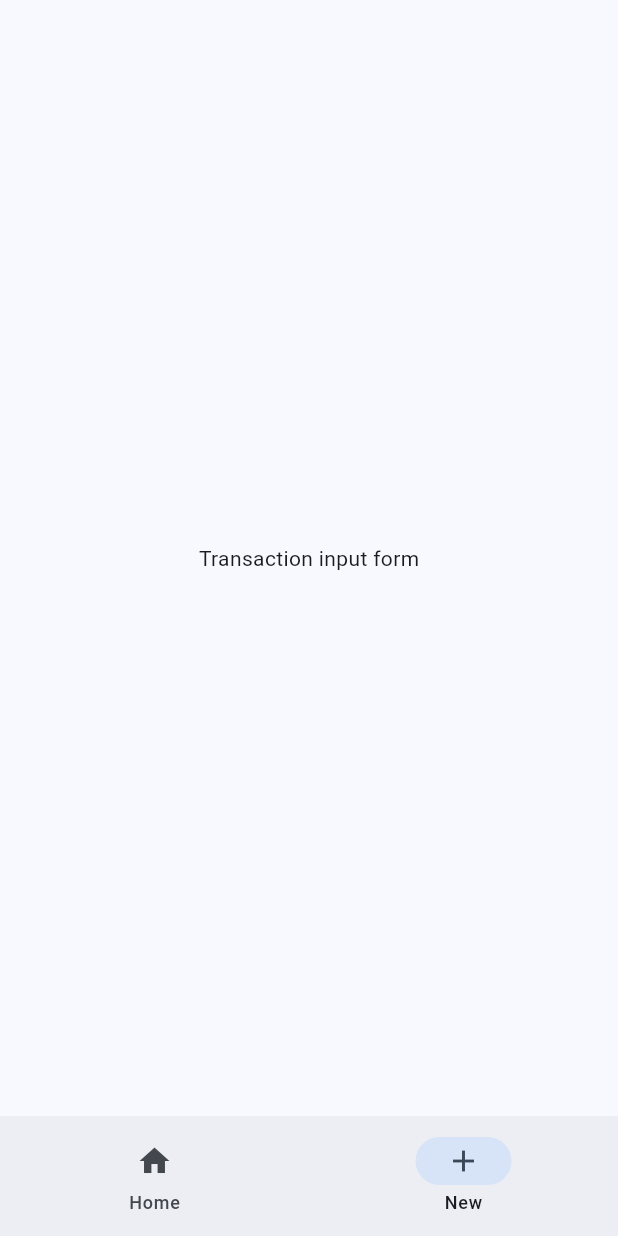
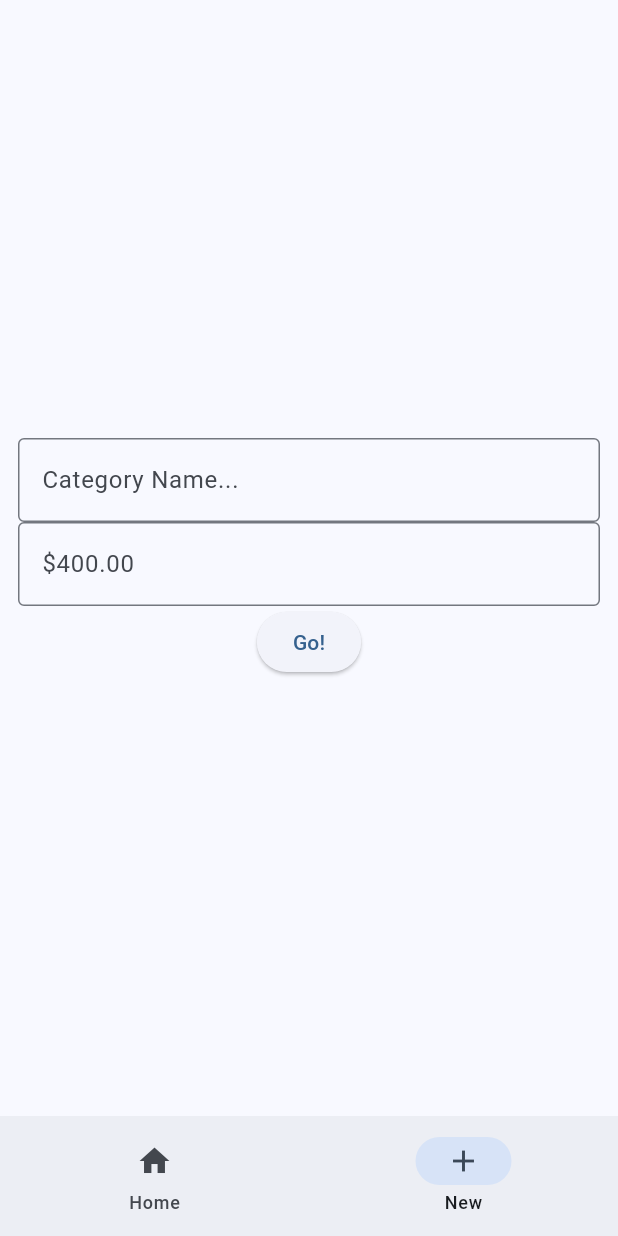
Before and after one commit to treknuts/centsei, a Flutter app: the screen it shows after launch, item 2 of the bottom bar chosen, on a phone screen of 412 x 824 dp. Run offline on Flutter 3.47's test engine with Material 3 defaults, Android fonts, the phone set to English and light mode, and no system bars.

Commit message:
Implemented CreateCategory form. Refactor as main file was getting large

```diff
--- /dev/null
+++ b/lib/app_state.dart
@@ -0,0 +1,14 @@
+import 'package:flutter/material.dart';
+import 'package:intl/intl.dart';
+import 'models/category.dart';
+
+class MyAppState extends ChangeNotifier {
+  var title = "Centsei";
+  var categories = <Category>[
+    Category("Rent", 1898.0),
+    Category("Groceries", 750.0),
+    Category("Fun Money", 200.0)
+  ];
+
+  final formatCurrency = NumberFormat.simpleCurrency();
+}
--- a/lib/main.dart
+++ b/lib/main.dart
@@ -1,7 +1,7 @@
-import 'package:centsei/models/category.dart';
 import 'package:flutter/material.dart';
-import 'package:intl/intl.dart';
 import 'package:provider/provider.dart';
+import 'package:centsei/widgets/pages/create_transaction_page.dart';
+import 'package:centsei/app_state.dart';
 
 void main() {
   runApp(const MyApp());
@@ -24,17 +24,6 @@ class MyApp extends StatelessWidget {
       ),
     );
   }
-}
-
-class MyAppState extends ChangeNotifier {
-  var title = "Centsei";
-  var categories = <Category>[
-    Category("Rent", 1898.0),
-    Category("Groceries", 750.0),
-    Category("Fun Money", 200.0)
-  ];
-
-  final formatCurrency = new NumberFormat.simpleCurrency();
 }
 
 class MyHomePage extends StatefulWidget {
@@ -101,19 +90,11 @@ class Home extends StatelessWidget {
           return ListTile(
             leading: Icon(Icons.monetization_on_sharp),
             title: Text('${appState.categories[index].title}'),
-              trailing: Text(appState.formatCurrency.format(appState.categories[index].target)),
+            trailing: Text(appState.formatCurrency
+                .format(appState.categories[index].target)),
           );
         },
       ),
     );
   }
 }
-
-class CreateTransaction extends StatelessWidget {
-  @override
-  Widget build(BuildContext context) {
-    return Center(
-      child: Text('Transaction input form'),
-    );
-  }
-}
--- /dev/null
+++ b/lib/widgets/pages/create_transaction_page.dart
@@ -0,0 +1,92 @@
+import 'package:flutter/material.dart';
+import 'package:provider/provider.dart';
+import '../../app_state.dart';
+import '../../models/category.dart';
+
+class CreateTransaction extends StatefulWidget {
+  const CreateTransaction({super.key});
+
+  @override
+  State<CreateTransaction> createState() => _CreateTransactionState();
+}
+
+class _CreateTransactionState extends State<CreateTransaction> {
+  final _formKey = GlobalKey<FormState>();
+  final _nameController = TextEditingController();
+  final _targetController = TextEditingController();
+
+  @override
+  void dispose() {
+    _nameController.dispose();
+    super.dispose();
+  }
+
+  @override
+  Widget build(BuildContext context) {
+    var appState = context.watch<MyAppState>();
+
+    return Column(
+      mainAxisAlignment: MainAxisAlignment.center,
+      children: [
+        Padding(
+          padding: const EdgeInsets.all(12.0),
+          child: Form(
+            key: _formKey,
+            child: Column(
+              children: [
+                TextFormField(
+                  controller: _nameController,
+                  decoration: InputDecoration(
+                      border: OutlineInputBorder(),
+                      hintText: 'Category Name...'
+                  ),
+                  validator: (value) {
+                    if (value == null || value.isEmpty) {
+                      return 'Please provide a name for this Category';
+                    } else {
+                      return null;
+                    }
+                  },
+                ),
+                TextFormField(
+                  controller: _targetController,
+                  keyboardType: TextInputType.number,
+                  decoration: InputDecoration(
+                      border: OutlineInputBorder(),
+                      hintText: '\$400.00'
+                  ),
+                  validator: (value) {
+                    if (value == null || value.isEmpty) {
+                      return 'Please provide a name for this Category';
+                    } else if (double.tryParse(value) == null) {
+                      return 'Please provide a valid number';
+                    }
+                    else {
+                      return null;
+                    }
+                  },
+                ),
+                ElevatedButton(
+                    onPressed: () {
+                      if (_formKey.currentState!.validate()) {
+                        var targetAmount = double.parse(_targetController.text);
+                        appState.categories.add(
+                            Category(_nameController.text, targetAmount)
+                        );
+                        ScaffoldMessenger.of(context).showSnackBar(
+                            SnackBar(
+                                content: Text('Creating Category: ${_nameController.text}')
+                            )
+                        );
+                      }
+                    },
+                    child: Text('Go!')
+                ),
+              ],
+            ),
+          ),
+        ),
+      ],
+    );
+  }
+}
```
Also changed, not shown: 1 other file. Lines whose indentation alone changed are shown as unchanged.
